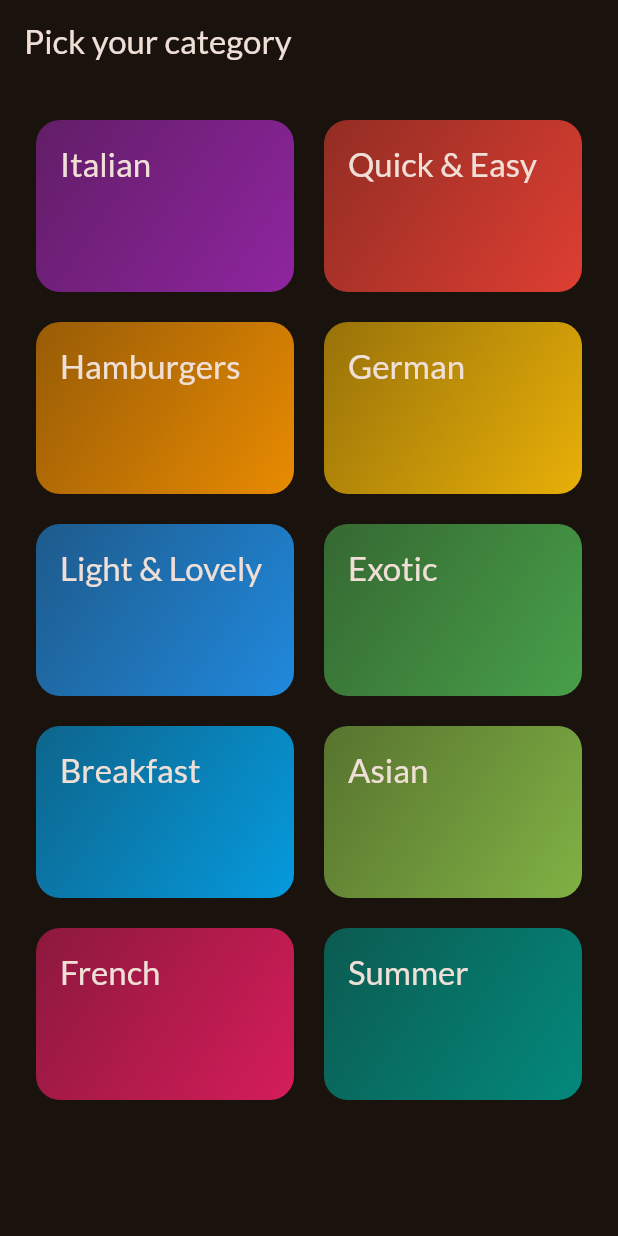
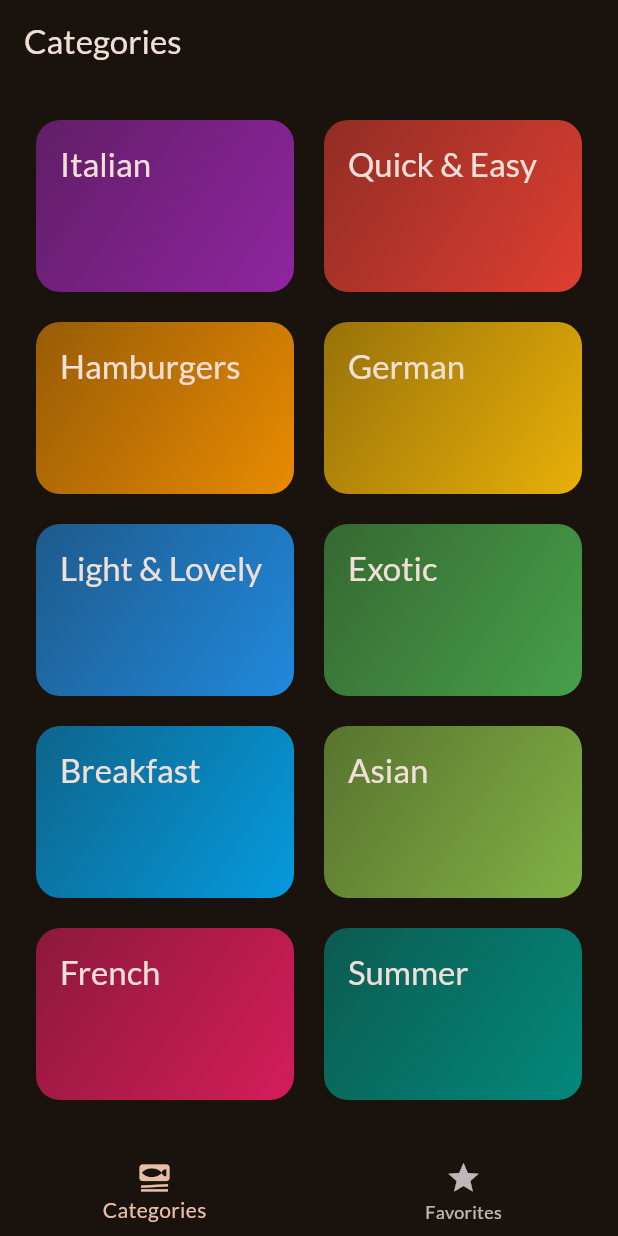
Before and after one commit to bryanmsombra27/proyectos-de-flutter, a Flutter app: the screen it shows after launch, on a phone screen of 412 x 824 dp. Run offline on Flutter 3.47's test engine with Material 3 defaults, Android fonts, the light colour scheme and no system bars; our stand-ins replace google_fonts, transparent_image.

Commit message:
adding tabs

```diff
--- a/lib/main.dart
+++ b/lib/main.dart
@@ -15,7 +15,7 @@ class MyApp extends StatelessWidget {
     return MaterialApp(
       title: 'Flutter Demo',
       theme: ThemeApp().theme(),
-      home: CategoriesScreen(),
+      home: Tabs(),
     );
   }
 }
--- a/lib/pages/categories_screen.dart
+++ b/lib/pages/categories_screen.dart
@@ -26,9 +26,7 @@ class CategoriesScreen extends StatelessWidget {
 
   @override
   Widget build(BuildContext context) {
-    return Scaffold(
-      appBar: AppBar(title: Text("Pick your category")),
-      body: GridView(
+    return GridView(
       padding: EdgeInsets.all(24),
       gridDelegate: SliverGridDelegateWithFixedCrossAxisCount(
         crossAxisCount: 2,
@@ -46,7 +44,6 @@ class CategoriesScreen extends StatelessWidget {
           ),
         ),
       ],
-      ),
     );
   }
 }
--- a/lib/pages/index.dart
+++ b/lib/pages/index.dart
@@ -1,2 +1,3 @@
 export "categories_screen.dart";
 export "meals_screen.dart";
+export "tabs.dart";
--- /dev/null
+++ b/lib/pages/tabs.dart
@@ -0,0 +1,48 @@
+import 'package:flutter/material.dart';
+import 'package:projects_2/pages/index.dart';
+
+class Tabs extends StatefulWidget {
+  const Tabs({super.key});
+
+  static const name = "tabs";
+
+  @override
+  State<Tabs> createState() => _TabsState();
+}
+
+class _TabsState extends State<Tabs> {
+  int _selectedIndex = 0;
+
+  void _selectPage(int index) {
+    setState(() {
+      _selectedIndex = index;
+    });
+  }
+
+  @override
+  Widget build(BuildContext context) {
+    Widget activePage = CategoriesScreen();
+    String activePageTitle = "Categories";
+
+    if (_selectedIndex == 1) {
+      activePage = MealsScreen(meals: []);
+      activePageTitle = "Favorites";
+    }
+
+    return Scaffold(
+      appBar: AppBar(title: Text(activePageTitle)),
+      body: activePage,
+      bottomNavigationBar: BottomNavigationBar(
+        items: [
+          BottomNavigationBarItem(
+            icon: Icon(Icons.set_meal),
+            label: "Categories",
+          ),
+          BottomNavigationBarItem(icon: Icon(Icons.star), label: "Favorites"),
+        ],
+        onTap: _selectPage,
+        currentIndex: _selectedIndex,
+      ),
+    );
+  }
+}
```
Also changed, not shown: lib/pages/meals_screen.dart (+7 -3 lines). Lines whose indentation alone changed are shown as unchanged.
